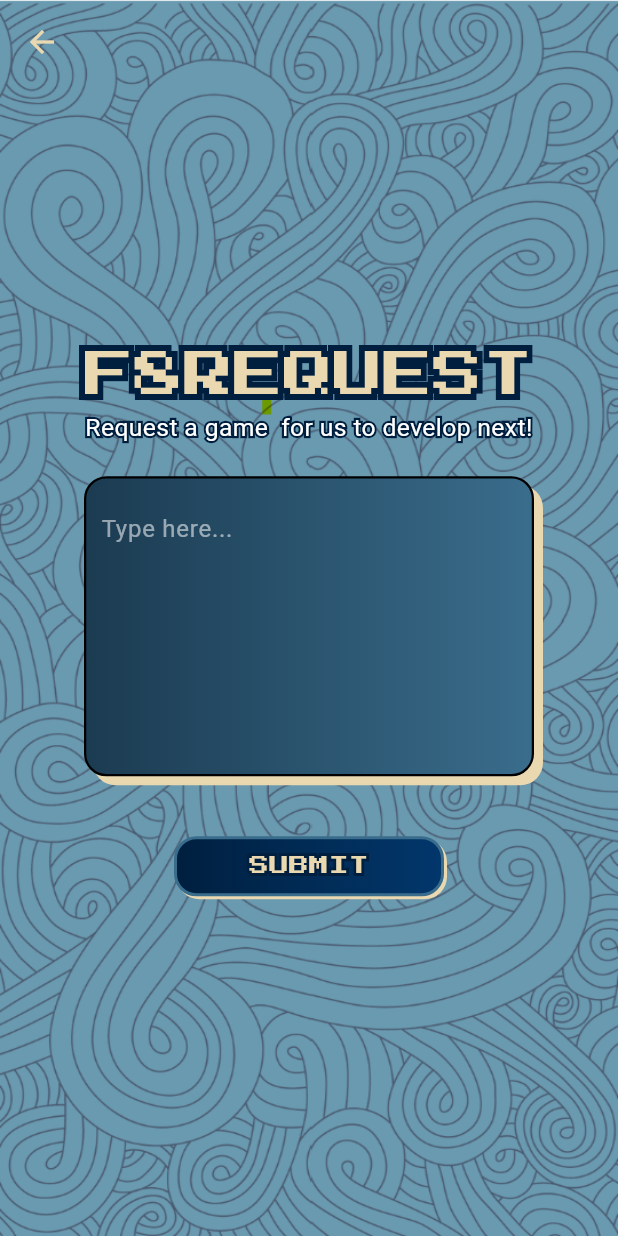
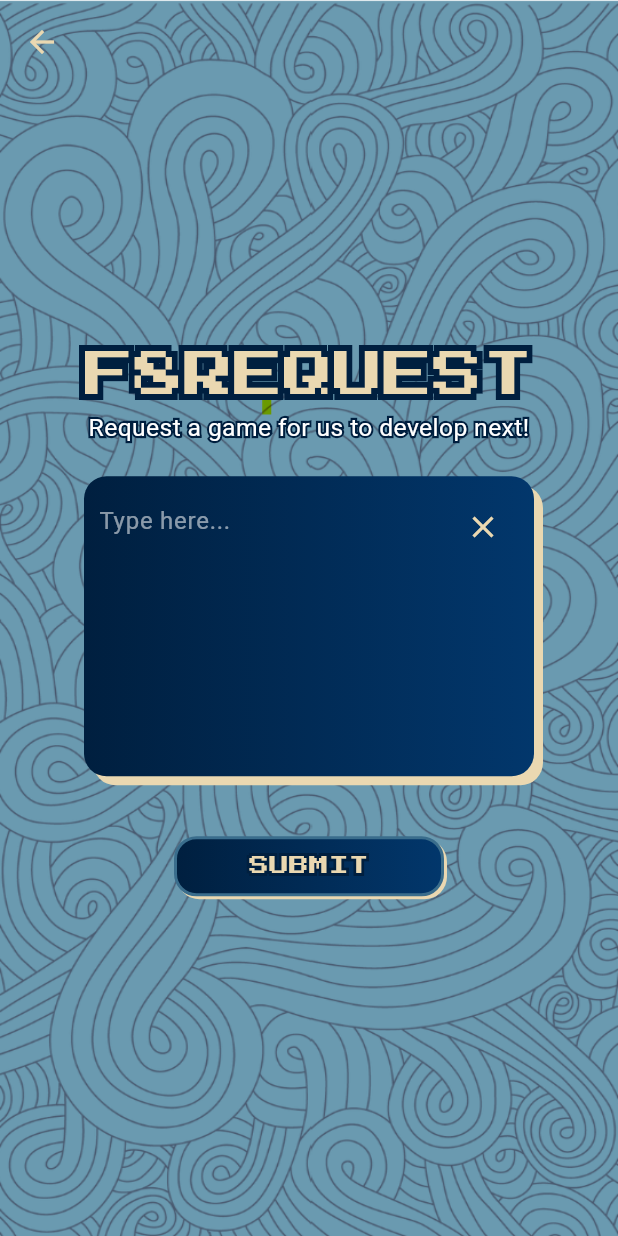
Before and after one commit to angellejoshe/6ADET, a Flutter app: the F8Request screen opened directly, on a phone screen of 412 x 824 dp. Run offline on Flutter 3.47's test engine with Material 3 defaults, Android fonts, the phone set to English and light mode, and no system bars; our stand-ins replace device_preview, google_fonts; Roboto replaces fonts that are missing (Handjet).

Commit message:
Update request.dart

```diff
--- a/lib/screens/request.dart
+++ b/lib/screens/request.dart
@@ -4,12 +4,12 @@ import 'package:mystic_pick/screens/hover.dart';
 
 class F8Request extends StatefulWidget {
   const F8Request({super.key});
-
   @override
   State<F8Request> createState() => _F8RequestState();
 }
 
 class _F8RequestState extends State<F8Request> {
+  final TextEditingController _controller = TextEditingController();
   @override
   Widget build(BuildContext context) {
     return Scaffold(
@@ -64,7 +64,7 @@ class _F8RequestState extends State<F8Request> {
               Stack(
                 children: [
                   Text(
-                    'Request a game  for us to develop next!',
+                    'Request a game for us to develop next!',
                     textAlign: TextAlign.center,
                     style: GoogleFonts.handjet(
                       fontSize: MediaQuery.of(context).size.width * 0.04,
@@ -75,7 +75,7 @@ class _F8RequestState extends State<F8Request> {
                     ),
                   ),
                   Text(
-                    'Request a game  for us to develop next!',
+                    'Request a game for us to develop next!',
                     textAlign: TextAlign.center,
                     style: GoogleFonts.handjet(
                       fontSize: MediaQuery.of(context).size.width * 0.04,
@@ -93,21 +93,29 @@ class _F8RequestState extends State<F8Request> {
                   gradient: const LinearGradient(
                     begin: Alignment.centerLeft,
                     end: Alignment.centerRight,
-                    colors: [Color(0xFF1B3B51), Color(0xFF3a6d8c)],
+                    colors: [Color(0xFF001f3f), Color(0xFF02376c)],
                   ),
-                  border: Border.all(color: Colors.black, width: 1.5),
                   borderRadius: BorderRadius.circular(15),
                   boxShadow: const [
                     BoxShadow(color: Color(0xFFEAD8B1), offset: Offset(6, 6)),
                   ],
                 ),
                 child: TextField(
+                  controller: _controller,
                   style: GoogleFonts.handjet(color: Colors.white),
                   maxLines: null,
-                  decoration: const InputDecoration(
+                  decoration: InputDecoration(
                     border: InputBorder.none,
                     hintText: "Type here...",
                     hintStyle: TextStyle(color: Colors.white54),
+                    suffixIcon: IconButton(
+                      icon: const Icon(Icons.clear, color: Color(0xFFEAD8B1)),
+                      onPressed: () {
+                        setState(() {
+                          _controller.clear();
+                        });
+                      },
+                    ),
                   ),
                 ),
               ),
```
